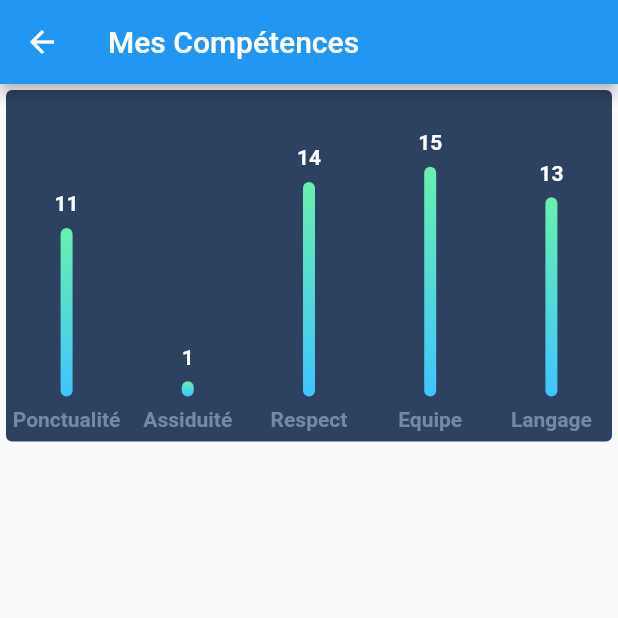
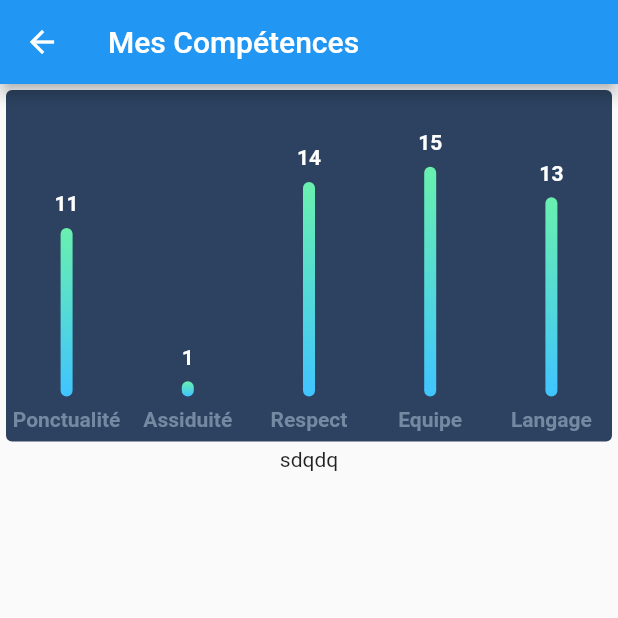
Before and after one commit to WalidKab/Person-Alps, a Flutter app: the SkillsPage screen opened directly, on a phone screen of 412 x 824 dp, the top half of it. Run offline on Flutter 3.47's test engine with Material 2 defaults, Android fonts, the phone set to English and light mode, and no system bars; drawn by our look-alikes of fl_chart; accounts and stored records are empty.

Commit message:
Skills_v3

```diff
--- a/lib/view/competence.dart
+++ b/lib/view/competence.dart
@@ -177,6 +177,7 @@ class SkillsPage extends StatelessWidget {
               child: const Skills(),
             ),
           ),
+          Text("sdqdq")
         ],
       ),
     );
```
